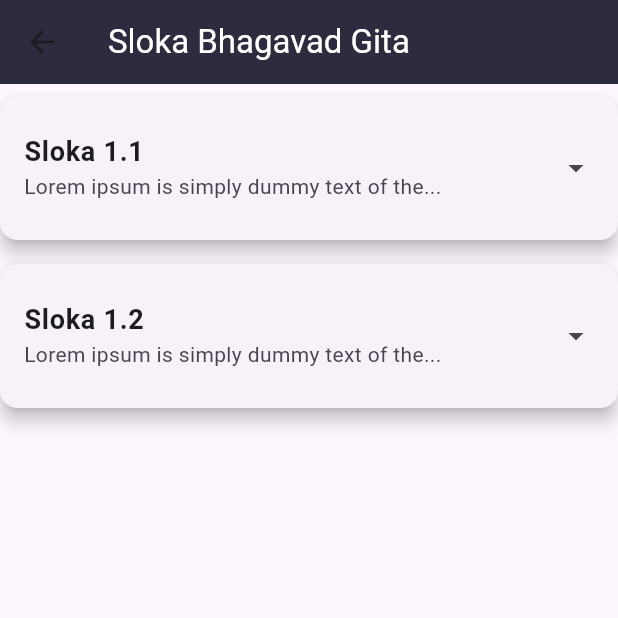
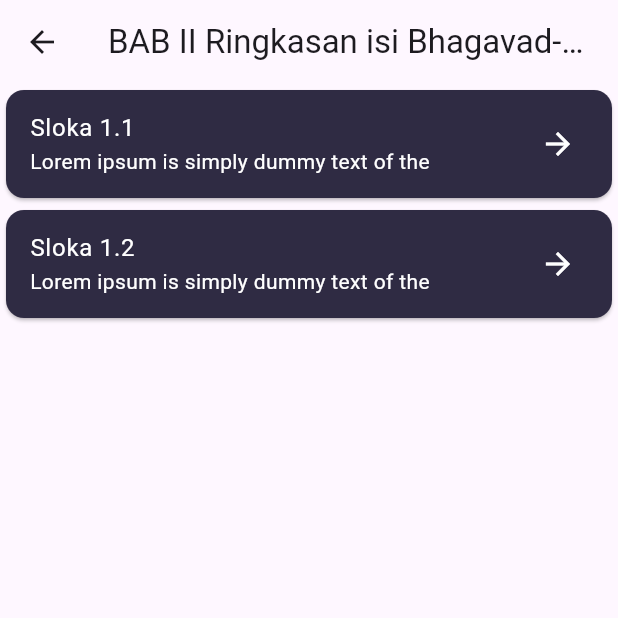
Before and after one commit to GusOcha/bhagavad_v1, a Flutter app: the screen it shows after launch, after a tap on "BAB II Ringkasan isi Bhagavad-gita", on a phone screen of 412 x 824 dp, the top half of it. Run offline on Flutter 3.47's test engine with Material 3 defaults, Android fonts, the phone set to English and light mode, and no system bars; missing offline and left inert: audiofileplayer.

Commit message:
Update Flutter files

```diff
--- a/lib/main.dart
+++ b/lib/main.dart
@@ -9,8 +9,11 @@
   @override
   Widget build(BuildContext context) {
     return MaterialApp(
-      debugShowCheckedModeBanner: false,
-      home: HomePage(),  // Arahkan ke HomePage
+      title: 'Bhagavad Gita Hindu Bali',
+      theme: ThemeData(
+        primarySwatch: Colors.blue,
+      ),
+      home: HomePage(),
     );
   }
 }
--- a/lib/pages/home_page.dart
+++ b/lib/pages/home_page.dart
@@ -1,3 +1,4 @@
+import 'package:bhagavad_gita_app/pages/sloka_tersimpan.dart';
 import 'package:flutter/material.dart';
 import 'sloka_page.dart';
 
@@ -6,44 +7,77 @@
   Widget build(BuildContext context) {
     return Scaffold(
       appBar: AppBar(
-        title: Text('Bhagavad Gita Hindu Bali', style: TextStyle(color: Colors.white)),
-        backgroundColor: Color(0xFF2C2C3E),
-        elevation: 0,
+        title: Text('Bhagavad Gita Hindu Bali'),
       ),
-      body: Padding(
-        padding: const EdgeInsets.all(16.0),
-        child: ListView(
-          children: [
-            ListTile(
-              title: Text('BAB I Arjuna Wisada Yoga', style: TextStyle(fontWeight: FontWeight.bold, fontSize: 18)),
-              trailing: Icon(Icons.arrow_forward_ios),
-              onTap: () {
-                // Navigasi ke halaman sloka
+      body: Stack(
+        children: <Widget>[
+          ListView(
+            children: <Widget>[
+              chapterCard(context, "BAB 1 Arjuna Wisada Yoga", 2),
+              chapterCard(context, "BAB II Ringkasan isi Bhagavad-gita", 2),
+              chapterCard(context, "BAB III", 2),
+              chapterCard(context, "BAB IV", 2),
+              chapterCard(context, "BAB V", 2),
+              SizedBox(height: 20),
+            ],
+          ),
+          Align(
+            alignment: Alignment.bottomRight,
+            child: Padding(
+              padding: const EdgeInsets.all(20.0),
+              child: ElevatedButton.icon(
+                style: ElevatedButton.styleFrom(
+                  backgroundColor: Color(0xFF2f2b43), // Button background color
+                  padding: EdgeInsets.symmetric(horizontal: 32, vertical: 20),
+                  shape: RoundedRectangleBorder(
+                    borderRadius: BorderRadius.circular(10),
+                  ),
+                ),
+                icon: Icon(
+                  Icons.bookmark,
+                  color: Colors.white, // Bookmark icon color
+                ),
+                label: Text(
+                  "Sloka Tersimpan",
+                  style: TextStyle(color: Colors.white), // Text color
+                ),
+                onPressed: () {
+                  // Navigate to Saved Slokas Page
                   Navigator.push(
                     context,
-                  MaterialPageRoute(
-                    builder: (context) => SlokaPage(),
-                  ),
+                    MaterialPageRoute(builder: (context) => SlokaTersimpanPage()),
                   );
                 },
               ),
-            ListTile(
-              title: Text('BAB II Ringkasan isi Bhagavad-gita', style: TextStyle(fontWeight: FontWeight.bold, fontSize: 18)),
-              trailing: Icon(Icons.arrow_forward_ios),
+            ),
+          ),
+        ],
+      ),
+    );
+  }
+
+  Widget chapterCard(BuildContext context, String title, int slokaCount) {
+    return Card(
+      color: Color(0xFF2f2b43), // Set the background color to purple
+      child: ListTile(
+        title: Text(
+          title,
+          style: TextStyle(color: Colors.white), // Text color is white
+        ),
+        subtitle: Text(
+          "Terdapat $slokaCount Sloka",
+          style: TextStyle(color: Colors.white), // Text color is white
+        ),
+        trailing: Icon(
+          Icons.arrow_forward,
+          color: Colors.white, // Arrow icon color is white
+        ),
         onTap: () {
-                // Navigasi ke halaman sloka
           Navigator.push(
             context,
-                  MaterialPageRoute(
-                    builder: (context) => SlokaPage(),
-                  ),
+            MaterialPageRoute(builder: (context) => SlokaPage(title: title)),
           );
         },
-            ),
-
-            // Tambahkan list bab lainnya sesuai kebutuhan
-          ],
-        ),
       ),
     );
   }
--- a/lib/pages/sloka_page.dart
+++ b/lib/pages/sloka_page.dart
@@ -1,63 +1,38 @@
 import 'package:flutter/material.dart';
-import 'sloka_detail_page.dart';
+import 'sloka_detail.dart';
 
 class SlokaPage extends StatelessWidget {
+  final String title;
+
+  SlokaPage({required this.title});
+
   @override
   Widget build(BuildContext context) {
     return Scaffold(
       appBar: AppBar(
-        title: Text('Sloka Bhagavad Gita', style: TextStyle(color: Colors.white)),
-        backgroundColor: Color(0xFF2C2C3E),
+        title: Text(title),
       ),
       body: ListView(
-        children: [
-          SlokaCard(
-            slokaTitle: 'Sloka 1.1',
-            slokaDescription: 'Lorem ipsum is simply dummy text of the...',
-          ),
-          SlokaCard(
-            slokaTitle: 'Sloka 1.2',
-            slokaDescription: 'Lorem ipsum is simply dummy text of the...',
-          ),
-          // Tambahkan sloka lainnya
+        children: <Widget>[
+          slokaCard(context, "Sloka 1.1", "Lorem ipsum is simply dummy text of the"),
+          slokaCard(context, "Sloka 1.2", "Lorem ipsum is simply dummy text of the"),
+          // Add more slokas as needed
         ],
       ),
     );
   }
-}
 
-class SlokaCard extends StatelessWidget {
-  final String slokaTitle;
-  final String slokaDescription;
-
-  const SlokaCard({
-    required this.slokaTitle,
-    required this.slokaDescription,
-  });
-
-  @override
-  Widget build(BuildContext context) {
+  Widget slokaCard(BuildContext context, String title, String description) {
     return Card(
-      margin: EdgeInsets.symmetric(vertical: 8),
-      shape: RoundedRectangleBorder(
-        borderRadius: BorderRadius.circular(12),
-      ),
-      elevation: 5,
+      color: Color(0xFF2f2b43),
       child: ListTile(
-        contentPadding: EdgeInsets.symmetric(horizontal: 16, vertical: 12),
-        title: Text(
-          slokaTitle,
-          style: TextStyle(fontWeight: FontWeight.bold, fontSize: 18),
-        ),
-        subtitle: Text(slokaDescription),
-        trailing: Icon(Icons.arrow_drop_down),
+        title: Text(title, style: TextStyle(color: Colors.white),),
+        subtitle: Text(description, style: TextStyle(color: Colors.white),),
+        trailing: Icon(Icons.arrow_forward, color: Colors.white,),
         onTap: () {
-          // Navigasi ke halaman detail Sloka dengan tombol "Baca Selengkapnya"
           Navigator.push(
             context,
-            MaterialPageRoute(
-              builder: (context) => SlokaDetailPage(slokaTitle: slokaTitle),
-            ),
+            MaterialPageRoute(builder: (context) => SlokaDetailPage(title: title)),
           );
         },
       ),
--- a/pubspec.yaml
+++ b/pubspec.yaml
@@ -1,4 +1,4 @@
-name: bhagavad_v1
+name: bhagavad_gita_app
 description: "A new Flutter project."
 # The following line prevents the package from being accidentally published to
 # pub.dev using `flutter pub publish`. This is preferred for private packages.
@@ -30,11 +30,12 @@
 dependencies:
   flutter:
     sdk: flutter
+  provider: ^6.0.0
+  audiofileplayer: ^2.1.1
 
   # The following adds the Cupertino Icons font to your application.
   # Use with the CupertinoIcons class for iOS style icons.
   cupertino_icons: ^1.0.8
-  dio: ^5.8.0+1
 
 dev_dependencies:
   flutter_test:
```
Also changed, not shown: lib/pages/sloka_detail.dart (added, +111 -0 lines), lib/pages/sloka_detail_page.dart (deleted, +0 -81 lines), lib/pages/sloka_tersimpan.dart (added, +45 -0 lines), pubspec.lock. Lines whose indentation alone changed are shown as unchanged.
